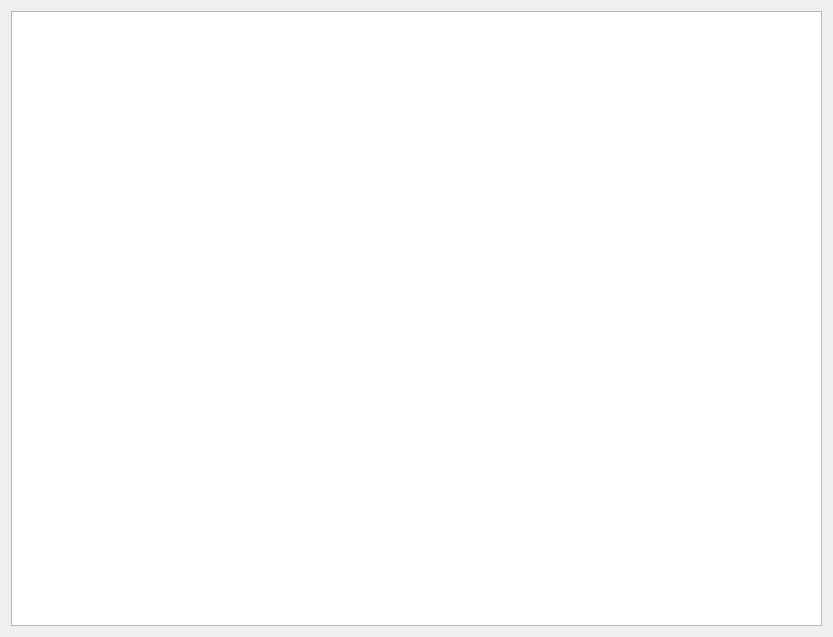
Old version of the form tabeditor.ui in the repository Senkari/doroboedit.
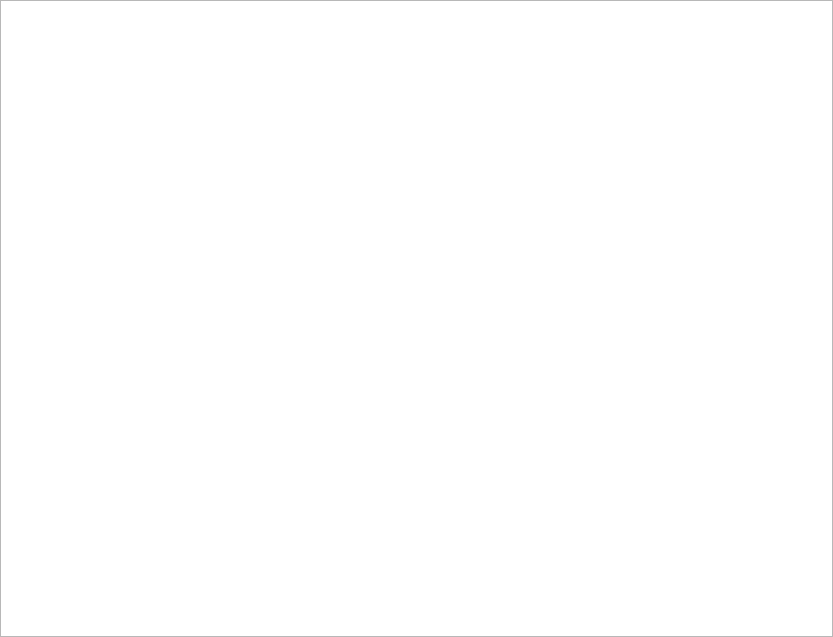
New version of the form.

```diff
--- a/tabeditor.ui
+++ b/tabeditor.ui
@@ -14,6 +14,18 @@
    <string>Form</string>
   </property>
   <layout class="QGridLayout" name="gridLayout">
+   <property name="leftMargin">
+    <number>0</number>
+   </property>
+   <property name="topMargin">
+    <number>0</number>
+   </property>
+   <property name="rightMargin">
+    <number>0</number>
+   </property>
+   <property name="bottomMargin">
+    <number>0</number>
+   </property>
    <item row="0" column="0">
     <widget class="QSplitter" name="splitter">
      <property name="orientation">
```
